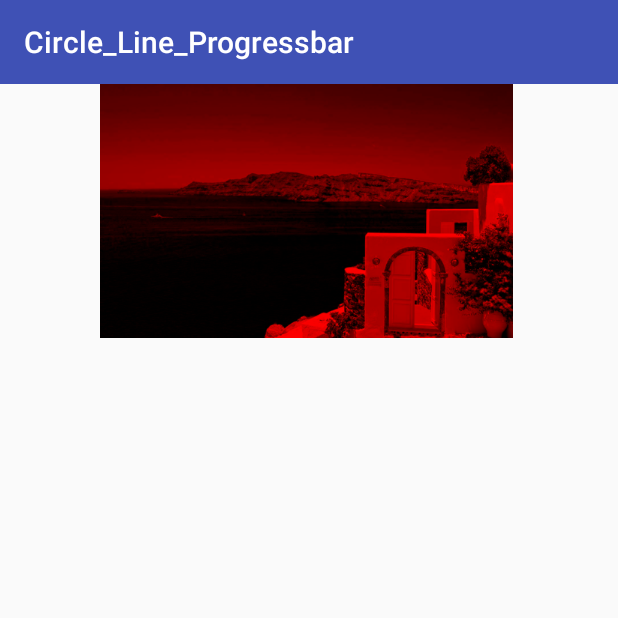
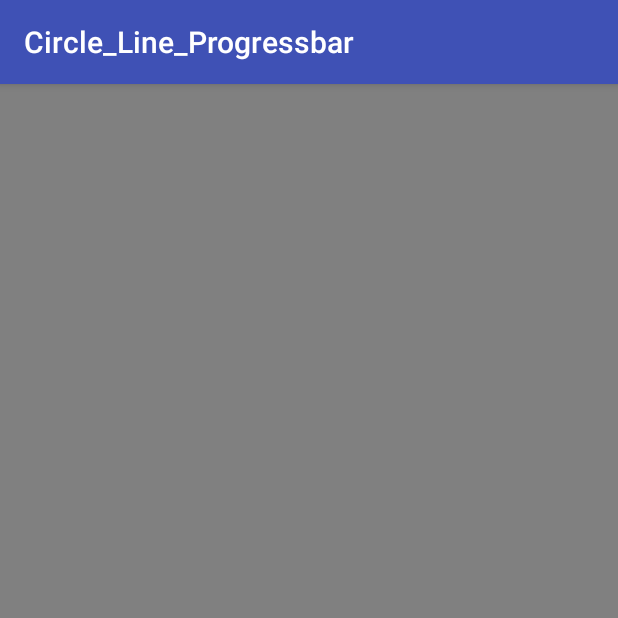
Before and after one commit to YYwishp/MyDemo, an Android app: the Open_DuffColorFilterActivity screen opened directly, with no data from a screen before it, on a phone screen of 412 x 824 dp, the top half of it. Run offline under Robolectric (Android 15) with nearby library versions, the phone set to English and light mode, and no system bars.

Commit message:
自定义测试

```diff
--- a/circle_line_progressbar/src/main/AndroidManifest.xml
+++ b/circle_line_progressbar/src/main/AndroidManifest.xml
@@ -4,7 +4,6 @@
 
     <application
         android:allowBackup="true"
-        android:hardwareAccelerated="false"
         android:icon="@mipmap/ic_launcher"
         android:label="@string/app_name"
         android:roundIcon="@mipmap/ic_launcher_round"
@@ -20,5 +19,7 @@
         </activity>
         <activity android:name=".Open_DuffColorFilterActivity">
         </activity>
+        <activity android:name=".View.ShowTextActivity">
+        </activity>
     </application>
 </manifest>
--- a/circle_line_progressbar/src/main/java/com/example/circle_line_progressbar/MainActivity.java
+++ b/circle_line_progressbar/src/main/java/com/example/circle_line_progressbar/MainActivity.java
@@ -9,6 +9,7 @@ import android.os.Bundle;
 import android.view.View;
 
 import com.example.circle_line_progressbar.View.CircleLineProgressBar;
+import com.example.circle_line_progressbar.View.ShowTextActivity;
 
 public class MainActivity extends AppCompatActivity {
 
@@ -45,4 +46,8 @@ public class MainActivity extends AppCompatActivity {
 
 
 	}
+
+	public void Open_Text(View view) {
+		startActivity(new Intent(this,ShowTextActivity.class));
+	}
 }
--- /dev/null
+++ b/circle_line_progressbar/src/main/java/com/example/circle_line_progressbar/View/EraserView.java
@@ -0,0 +1,151 @@
+package com.example.circle_line_progressbar.View;
+
+import android.content.Context;
+import android.graphics.Bitmap;
+import android.graphics.BitmapFactory;
+import android.graphics.Canvas;
+import android.graphics.Paint;
+import android.graphics.Path;
+import android.graphics.PorterDuff;
+import android.graphics.PorterDuffXfermode;
+import android.util.AttributeSet;
+import android.view.MotionEvent;
+import android.view.View;
+
+import com.example.circle_line_progressbar.R;
+
+/**
+ * Created by gyx on 2017/12/29.
+ */
+public class EraserView extends View {
+	private static final int MIN_MOVE_DIS = 5;// 最小的移动距离：如果我们手指在屏幕上的移动距离小于此值则不会绘制
+
+	private Bitmap fgBitmap, bgBitmap;// 前景橡皮擦的Bitmap和背景我们底图的Bitmap
+	private Canvas mCanvas;// 绘制橡皮擦路径的画布
+	private Paint mPaint;// 橡皮檫路径画笔
+	private Path mPath;// 橡皮擦绘制路径
+
+	private int screenW, screenH;// 屏幕宽高
+	private float preX, preY;// 记录上一个触摸事件的位置坐标
+
+	public EraserView(Context context, AttributeSet set) {
+		super(context, set);
+
+		// 计算参数
+		cal(context);
+
+		// 初始化对象
+		init(context);
+	}
+
+	/**
+	 * 计算参数
+	 *
+	 * @param context
+	 *            上下文环境引用
+	 */
+	private void cal(Context context) {
+		// 获取屏幕尺寸数组
+		int[] screenSize = {720, 1280};
+
+		// 获取屏幕宽高
+		screenW = screenSize[0];
+		screenH = screenSize[1];
+	}
+
+	/**
+	 * 初始化对象
+	 */
+	private void init(Context context) {
+		// 实例化路径对象
+		mPath = new Path();
+
+		// 实例化画笔并开启其抗锯齿和抗抖动
+		mPaint = new Paint(Paint.ANTI_ALIAS_FLAG | Paint.DITHER_FLAG);
+
+		// 设置画笔透明度为0是关键！我们要让绘制的路径是透明的，然后让该路径与前景的底色混合“抠”出绘制路径
+		mPaint.setARGB(128, 255, 0, 0);
+
+		// 设置混合模式为DST_IN
+		mPaint.setXfermode(new PorterDuffXfermode(PorterDuff.Mode.DST_IN));
+
+		// 设置画笔风格为描边
+		mPaint.setStyle(Paint.Style.STROKE);
+
+		// 设置路径结合处样式
+		mPaint.setStrokeJoin(Paint.Join.ROUND);
+
+		// 设置笔触类型
+		mPaint.setStrokeCap(Paint.Cap.ROUND);
+
+		// 设置描边宽度
+		mPaint.setStrokeWidth(50);
+
+		// 生成前景图Bitmap
+		fgBitmap = Bitmap.createBitmap(screenW, screenH, Bitmap.Config.ARGB_8888);
+
+		// 将其注入画布
+		mCanvas = new Canvas(fgBitmap);
+
+		// 绘制画布背景为中性灰
+		mCanvas.drawColor(0xFF808080);
+
+		// 获取背景底图Bitmap
+		bgBitmap = BitmapFactory.decodeResource(context.getResources(), R.drawable.abc);
+
+		// 缩放背景底图Bitmap至屏幕大小
+		bgBitmap = Bitmap.createScaledBitmap(bgBitmap, screenW, screenH, true);
+	}
+
+	@Override
+	protected void onDraw(Canvas canvas) {
+		// 绘制背景
+		canvas.drawBitmap(bgBitmap, 0, 0, null);
+
+		// 绘制前景
+		canvas.drawBitmap(fgBitmap, 0, 0, null);
+
+        /*
+         * 这里要注意canvas和mCanvas是两个不同的画布对象
+         * 当我们在屏幕上移动手指绘制路径时会把路径通过mCanvas绘制到fgBitmap上
+         * 每当我们手指移动一次均会将路径mPath作为目标图像绘制到mCanvas上，而在上面我们先在mCanvas上绘制了中性灰色
+         * 两者会因为DST_IN模式的计算只显示中性灰，但是因为mPath的透明，计算生成的混合图像也会是透明的
+         * 所以我们会得到“橡皮擦”的效果
+         */
+		mCanvas.drawPath(mPath, mPaint);
+	}
+
+	/**
+	 * View的事件将会在7/12详解
+	 */
+	@Override
+	public boolean onTouchEvent(MotionEvent event) {
+        /*
+         * 获取当前事件位置坐标
+         */
+		float x = event.getX();
+		float y = event.getY();
+
+		switch (event.getAction()) {
+			case MotionEvent.ACTION_DOWN:// 手指接触屏幕重置路径
+				mPath.reset();
+				mPath.moveTo(x, y);
+				preX = x;
+				preY = y;
+				break;
+			case MotionEvent.ACTION_MOVE:// 手指移动时连接路径
+				float dx = Math.abs(x - preX);
+				float dy = Math.abs(y - preY);
+				if (dx >= MIN_MOVE_DIS || dy >= MIN_MOVE_DIS) {
+					mPath.quadTo(preX, preY, (x + preX) / 2, (y + preY) / 2);
+					preX = x;
+					preY = y;
+				}
+				break;
+		}
+
+		// 重绘视图
+		invalidate();
+		return true;
+	}
+}
--- /dev/null
+++ b/circle_line_progressbar/src/main/java/com/example/circle_line_progressbar/View/PorterDuffView.java
@@ -0,0 +1,101 @@
+package com.example.circle_line_progressbar.View;
+
+import android.content.Context;
+import android.graphics.Bitmap;
+import android.graphics.BitmapFactory;
+import android.graphics.Canvas;
+import android.graphics.Color;
+import android.graphics.Paint;
+import android.graphics.PorterDuff;
+import android.graphics.PorterDuffXfermode;
+import android.util.AttributeSet;
+import android.view.View;
+
+import com.example.circle_line_progressbar.R;
+
+/**
+ * Created by gyx on 2017/12/28.
+ */
+public class PorterDuffView extends View {
+	private Paint mPaint;// 画笔
+	private Bitmap bitmapSrc;// 位图
+	private PorterDuffXfermode porterDuffXfermode;// 图形混合模式
+
+	private int x, y;// 位图绘制时左上角的起点坐标
+	private int screenW, screenH;// 屏幕尺寸
+
+	public PorterDuffView(Context context) {
+		this(context, null);
+	}
+
+	public PorterDuffView(Context context, AttributeSet attrs) {
+		super(context, attrs);
+
+		// 实例化混合模式
+		porterDuffXfermode = new PorterDuffXfermode(PorterDuff.Mode.XOR);
+
+		// 初始化画笔
+		initPaint();
+
+		// 初始化资源
+		initRes(context);
+	}
+
+	/**
+	 * 初始化画笔
+	 */
+	private void initPaint() {
+		// 实例化画笔
+		mPaint = new Paint(Paint.ANTI_ALIAS_FLAG);
+	}
+
+	/**
+	 * 初始化资源
+	 */
+	private void initRes(Context context) {
+		// 获取位图
+		bitmapSrc = BitmapFactory.decodeResource(context.getResources(), R.drawable.abc);
+
+		// 获取包含屏幕尺寸的数组
+		int[] screenSize = {720, 1280};
+
+		// 获取屏幕尺寸
+		screenW = screenSize[0];
+		screenH = screenSize[1];
+
+        /*
+         * 计算位图绘制时左上角的坐标使其位于屏幕中心
+         * 屏幕坐标x轴向左偏移位图一半的宽度
+         * 屏幕坐标y轴向上偏移位图一半的高度
+         */
+		x = screenW / 2 - bitmapSrc.getWidth() / 2;
+		y = screenH / 2 - bitmapSrc.getHeight() / 2;
+
+	}
+
+	@Override
+	protected void onDraw(Canvas canvas) {
+		super.onDraw(canvas);
+		canvas.drawColor(Color.WHITE);
+
+        /*
+         * 将绘制操作保存到新的图层（更官方的说法应该是离屏缓存）我们将在1/3中学习到Canvas的全部用法这里就先follow me
+         */
+		int sc = canvas.saveLayer(0, 0, screenW, screenH, null, Canvas.ALL_SAVE_FLAG);
+
+		// 先绘制一层带透明度的颜色
+		canvas.drawColor(0xcc1c093e);
+
+		// 设置混合模式
+		mPaint.setXfermode(porterDuffXfermode);
+
+		// 再绘制src源图
+		canvas.drawBitmap(bitmapSrc, x, y, mPaint);
+
+		// 还原混合模式
+		mPaint.setXfermode(null);
+
+		// 还原画布
+		canvas.restoreToCount(sc);
+	}
+}
--- a/circle_line_progressbar/src/main/res/layout/activity_main.xml
+++ b/circle_line_progressbar/src/main/res/layout/activity_main.xml
@@ -37,6 +37,11 @@
         android:text="PorterDuffColorFilter"
         android:layout_width="wrap_content"
         android:layout_height="wrap_content" />
+    <Button
+        android:onClick="Open_Text"
+        android:text="Open_Text"
+        android:layout_width="wrap_content"
+        android:layout_height="wrap_content" />
 </LinearLayout>
 
 
--- a/circle_line_progressbar/src/main/res/layout/activity_open__duff_color_filter.xml
+++ b/circle_line_progressbar/src/main/res/layout/activity_open__duff_color_filter.xml
@@ -1,5 +1,6 @@
 <?xml version="1.0" encoding="utf-8"?>
 <LinearLayout
+    android:orientation="vertical"
     xmlns:android="http://schemas.android.com/apk/res/android"
     xmlns:app="http://schemas.android.com/apk/res-auto"
     xmlns:tools="http://schemas.android.com/tools"
@@ -7,28 +8,23 @@
     android:layout_height="match_parent"
     tools:context="com.example.circle_line_progressbar.Open_DuffColorFilterActivity">
 
+    <!--<com.example.circle_line_progressbar.View.CustomView_3-->
+        <!--android:layout_width="match_parent"-->
+        <!--android:layout_height="wrap_content" />-->
+
+    <com.example.circle_line_progressbar.View.PorterDuffView
+        android:visibility="gone"
+        android:layout_width="match_parent"
+        android:layout_height="match_parent" />
+
+
+    <com.example.circle_line_progressbar.View.EraserView
+        android:layout_width="match_parent"
+        android:layout_height="match_parent" />
 
 
 
 
 
 
-
-
-
-
-
-
-
-
-
-
-
-
-
-
-
-    <com.example.circle_line_progressbar.View.CustomView_3
-        android:layout_width="match_parent"
-        android:layout_height="wrap_content" />
 </LinearLayout>
--- a/circle_line_progressbar/src/main/res/values/colors.xml
+++ b/circle_line_progressbar/src/main/res/values/colors.xml
@@ -3,5 +3,5 @@
     <color name="colorPrimary">#3F51B5</color>
     <color name="colorPrimaryDark">#303F9F</color>
     <color name="colorAccent">#FF4081</color>
-    <color name="colorAccent1">#FF00ff</color>
+    <color name="colorAccent1">#cc1c093e</color>
 </resources>
```
Also changed, not shown: circle_line_progressbar/src/main/java/com/example/circle_line_progressbar/View/FontView.java (added, +62 -0 lines), circle_line_progressbar/src/main/java/com/example/circle_line_progressbar/View/ShowTextActivity.java (added, +14 -0 lines), circle_line_progressbar/src/main/java/com/example/circle_line_progressbar/View/StaticLayoutView.java (added, +49 -0 lines), circle_line_progressbar/src/main/res/layout/activity_show_text.xml (added, +16 -0 lines), circle_line_progressbar/src/main/res/drawable-xhdpi/aaa.png (added), circle_line_progressbar/src/main/res/drawable-xhdpi/bbb.png (added).
